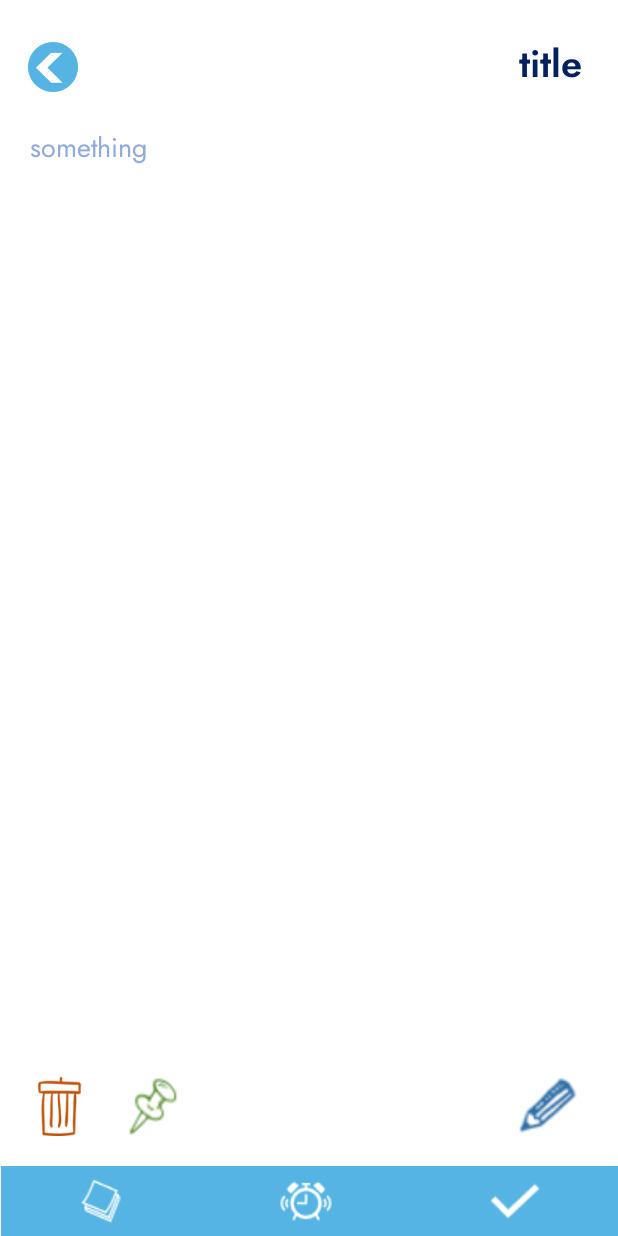
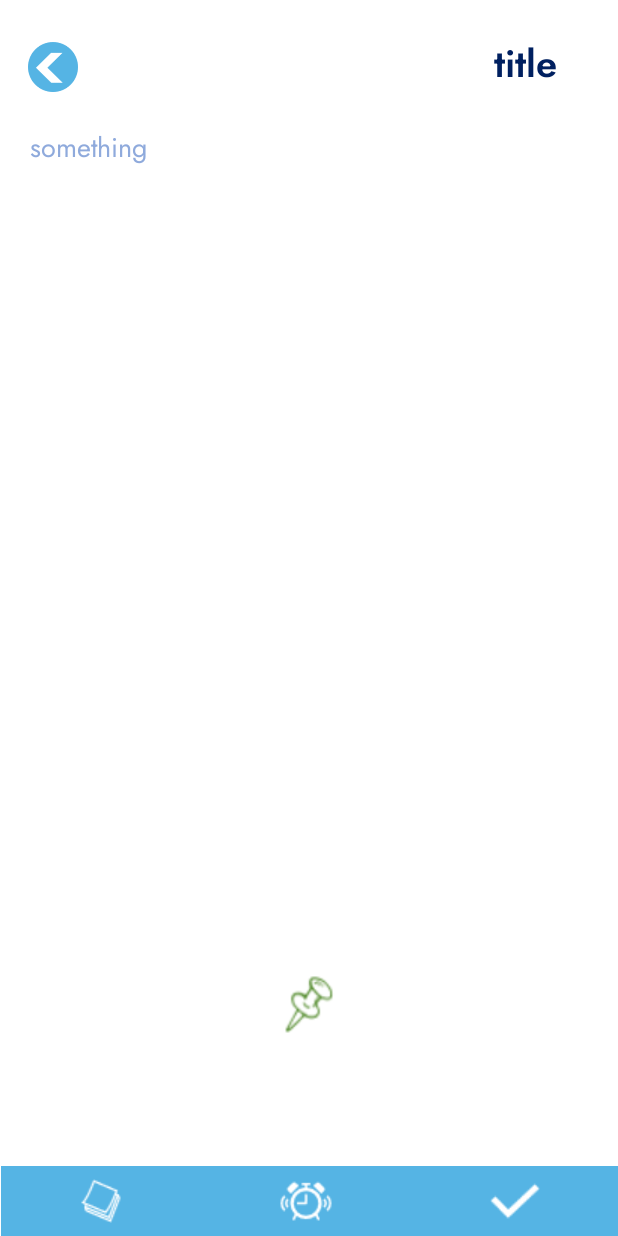
Before and after one commit to Charles2005/Trackit, an Android app: the NotesItem screen opened directly, with no data from a screen before it, on a phone screen of 412 x 824 dp. Run offline under Robolectric (Android 15) with nearby library versions, the phone set to English and light mode, and no system bars.

Commit message:
Finish the app but it has bugs on deleting notes

```diff
--- a/app/src/main/java/com/example/trackit/AlarmReceiver.java
+++ b/app/src/main/java/com/example/trackit/AlarmReceiver.java
@@ -16,10 +16,10 @@ public class AlarmReceiver extends BroadcastReceiver {
         intent.setFlags(Intent.FLAG_ACTIVITY_NEW_TASK | Intent.FLAG_ACTIVITY_CLEAR_TASK);
         PendingIntent pendingIntent = PendingIntent.getActivity(context,0,i,0);
 
-        NotificationCompat.Builder builder = new NotificationCompat.Builder(context,"Track it")
+        NotificationCompat.Builder builder = new NotificationCompat.Builder(context,"Trackit")
                 .setSmallIcon(R.drawable.alarms)
-                .setContentTitle("Track it Alarm Manager")
-                .setContentText("Alarm")
+                .setContentTitle("Track it Alarm")
+                .setContentText("Time's up")
                 .setAutoCancel(true)
                 .setDefaults(NotificationCompat.DEFAULT_ALL)
                 .setPriority(NotificationCompat.PRIORITY_HIGH)
--- a/app/src/main/java/com/example/trackit/CheckListPage.java
+++ b/app/src/main/java/com/example/trackit/CheckListPage.java
@@ -2,13 +2,9 @@ package com.example.trackit;
 
 import android.content.DialogInterface;
 import android.content.Intent;
-import android.media.Image;
 import android.os.Bundle;
 import android.view.View;
-import android.widget.Button;
 import android.widget.CheckBox;
-import android.widget.CompoundButton;
-import android.widget.EditText;
 import android.widget.ImageButton;
 
 import androidx.appcompat.app.AppCompatActivity;
@@ -71,7 +67,7 @@ public class CheckListPage extends AppCompatActivity implements DialogCloseListe
         back.setOnClickListener(new View.OnClickListener() {
             @Override
             public void onClick(View v) {
-                Intent backs = new Intent(v.getContext(), Dashboard.class);
+                Intent backs = new Intent(v.getContext(), NotesPage.class);
                 startActivity(backs);
             }
         });
--- a/app/src/main/java/com/example/trackit/NotesItem.java
+++ b/app/src/main/java/com/example/trackit/NotesItem.java
@@ -8,29 +8,40 @@ import android.widget.ImageButton;
 
 import androidx.appcompat.app.AppCompatActivity;
 
-public class NotesItem extends AppCompatActivity {
+public class NotesItem extends AppCompatActivity{
 
-    ImageButton back, pin,notes, alarm,check, delete;
-    EditText txtNItemNote;
+    ImageButton back, pin,notes, alarm,check;
+    EditText txtNItemNote, noteTitle;
     UserDataBase userDataBase;
-    private NotesAdapter notesAdapter;
+    int id;
 
     @Override
     protected void onCreate(Bundle savedInstanceState) {
         super.onCreate(savedInstanceState);
         setContentView(R.layout.notes_item);
-
-        userDataBase = new UserDataBase(NotesItem.this);
-        userDataBase.getWritableDatabase();
-
         back= findViewById(R.id.btnNItemBack);
         pin= findViewById(R.id.btnNItemPin);
         notes = findViewById(R.id.notespage);
         alarm = findViewById(R.id.alarmspage);
         check = findViewById(R.id.checkpage);
-        delete = findViewById(R.id.btnNItemDelete);
         txtNItemNote = findViewById(R.id.txtNItemNote);
+        noteTitle = findViewById(R.id.txtNoteTitle);
+        userDataBase = new UserDataBase(this);
 
+
+        Intent intent = getIntent();
+        id = intent.getIntExtra("id", -1);
+        NotesModel txtNotes = null;
+
+        if (id >= 0){
+            for(NotesModel n: userDataBase.getNotes()){
+                if(n.getId() == id){
+                    txtNotes = n;
+                }
+            }
+            txtNItemNote.setText(txtNotes.getNotes());
+
+        }
 
 
         back.setOnClickListener(new View.OnClickListener() {
@@ -44,14 +55,21 @@ public class NotesItem extends AppCompatActivity {
         pin.setOnClickListener(new View.OnClickListener() {
             @Override
             public void onClick(View v) {
-                String text = txtNItemNote.getText().toString();
-                NotesModel notesModel = new NotesModel();
-                notesModel.setNotes(text);
-                userDataBase.addNotes(notesModel);
+                String noteTxt = txtNItemNote.getText().toString();
+                if (id >= 0){
+                    userDataBase.updateNotes(id, noteTxt);
+
+                }else{
+                    NotesModel notesModel = new NotesModel();
+                    notesModel.setNotes(noteTxt);
+                    userDataBase.addNotes(notesModel);
+                }
                 Intent pins = new Intent(v.getContext(), NotesPage.class);
                 startActivity(pins);
+
             }
         });
+
 
         notes.setOnClickListener(new View.OnClickListener() {
             @Override
@@ -78,9 +96,6 @@ public class NotesItem extends AppCompatActivity {
         });
 
 
+    }
 
-
-
-
-    }
 }
--- a/app/src/main/res/layout/notes_item.xml
+++ b/app/src/main/res/layout/notes_item.xml
@@ -19,19 +19,20 @@
         app:layout_constraintTop_toTopOf="parent"
         app:srcCompat="@drawable/back" />
 
-    <TextView
+    <EditText
         android:id="@+id/txtNoteTitle"
         android:layout_width="wrap_content"
         android:layout_height="wrap_content"
         android:layout_marginTop="24dp"
-        android:layout_marginEnd="24dp"
+        android:layout_marginEnd="10dp"
         android:fontFamily="@font/jost_semi"
+        android:background="#00000000"
         android:text="title"
         android:textColor="@color/fontdark"
         android:textSize="25dp"
         app:layout_constraintEnd_toEndOf="parent"
         app:layout_constraintHorizontal_bias="0.899"
-        app:layout_constraintStart_toEndOf="@+id/btnNotesBack"
+        app:layout_constraintStart_toEndOf="@+id/btnNItemBack"
         app:layout_constraintTop_toTopOf="parent" />
 
     <LinearLayout
@@ -75,40 +76,19 @@
             app:srcCompat="@drawable/check" />
     </LinearLayout>
 
-    <ImageButton
-        android:id="@+id/btnNItemDelete"
-        android:layout_width="48dp"
-        android:layout_height="39dp"
-        android:layout_marginStart="16dp"
-        android:layout_marginBottom="20dp"
-        android:background="@null"
-        android:scaleType="centerInside"
-        app:layout_constraintBottom_toTopOf="@+id/linearLayout6"
-        app:layout_constraintStart_toStartOf="parent"
-        app:srcCompat="@drawable/trash" />
-
-    <ImageButton
-        android:id="@+id/btnNItemEdit"
-        android:layout_width="52dp"
-        android:layout_height="39dp"
-        android:layout_marginEnd="20dp"
-        android:layout_marginBottom="20dp"
-        android:background="@null"
-        android:scaleType="fitCenter"
-        app:layout_constraintBottom_toTopOf="@+id/linearLayout6"
-        app:layout_constraintEnd_toEndOf="parent"
-        app:srcCompat="@drawable/edit" />
 
     <ImageButton
         android:id="@+id/btnNItemPin"
         android:layout_width="52dp"
         android:layout_height="39dp"
-        android:layout_marginStart="12dp"
-        android:layout_marginBottom="20dp"
+        android:layout_marginBottom="28dp"
         android:background="@null"
         android:scaleType="fitCenter"
         app:layout_constraintBottom_toTopOf="@+id/linearLayout6"
-        app:layout_constraintStart_toEndOf="@+id/btnNItemDelete"
+
+        app:layout_constraintEnd_toEndOf="parent"
+        app:layout_constraintStart_toStartOf="parent"
+        app:layout_constraintTop_toBottomOf="@+id/txtNItemNote"
         app:srcCompat="@drawable/pin" />
 
     <EditText
```
Also changed, not shown: app/src/main/java/com/example/trackit/AlarmsPage.java (+4 -6 lines), app/src/main/java/com/example/trackit/GridSpacingItemDecoration.java (added, +51 -0 lines), app/src/main/java/com/example/trackit/LandingPage.java (+3 -4 lines), app/src/main/java/com/example/trackit/NotesAdapter.java (+52 -9 lines), app/src/main/java/com/example/trackit/NotesPage.java (+40 -15 lines), app/src/main/java/com/example/trackit/UserDataBase.java (+10 -5 lines), app/src/main/res/layout/notes_page.xml (+6 -18 lines), app/src/main/res/layout/notessummary.xml (+9 -8 lines).
